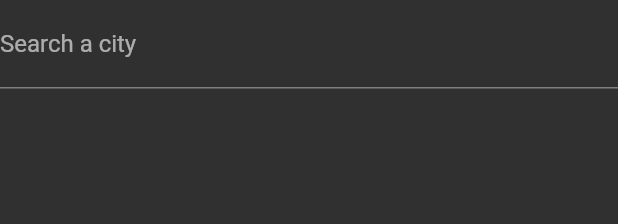
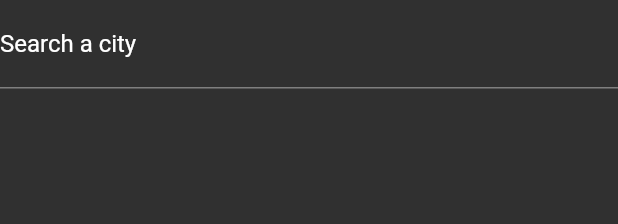
Before and after one commit to Sehenswurdigkeiten-Projekt/Sehenswuerdigkeiten, a Flutter app: the AutocompleteBar widget shown alone on an empty page, opened directly, on a phone screen of 412 x 824 dp. Shown: the top 224 px of the screen. Run offline on Flutter 3.47's test engine with Material 2 defaults, Android fonts, the phone set to English and light mode, and no system bars; our stand-ins replace convert, flutter_map, latlong, latlong2, location, rflutter_alert; missing offline and left inert: flutter_launcher_icons, flutter_mapbox_navigation, mapbox_gl; network calls fail.

Commit message:
Update mainstrukturwebseite.dart

```diff
--- a/lib/mainstrukturwebseite.dart
+++ b/lib/mainstrukturwebseite.dart
@@ -83,10 +83,12 @@ class AutocompleteBar extends StatelessWidget{
           focusNode: fieldFocusNode,
           style: const TextStyle(color: Colors.white),
           decoration: InputDecoration(
+            labelStyle: TextStyle(color: Colors.white),
             labelText: ("Search a city"),
             fillColor: Colors.white,
             focusColor: Colors.white,
             hoverColor: Colors.white,
+
           ),
 
         );
```
